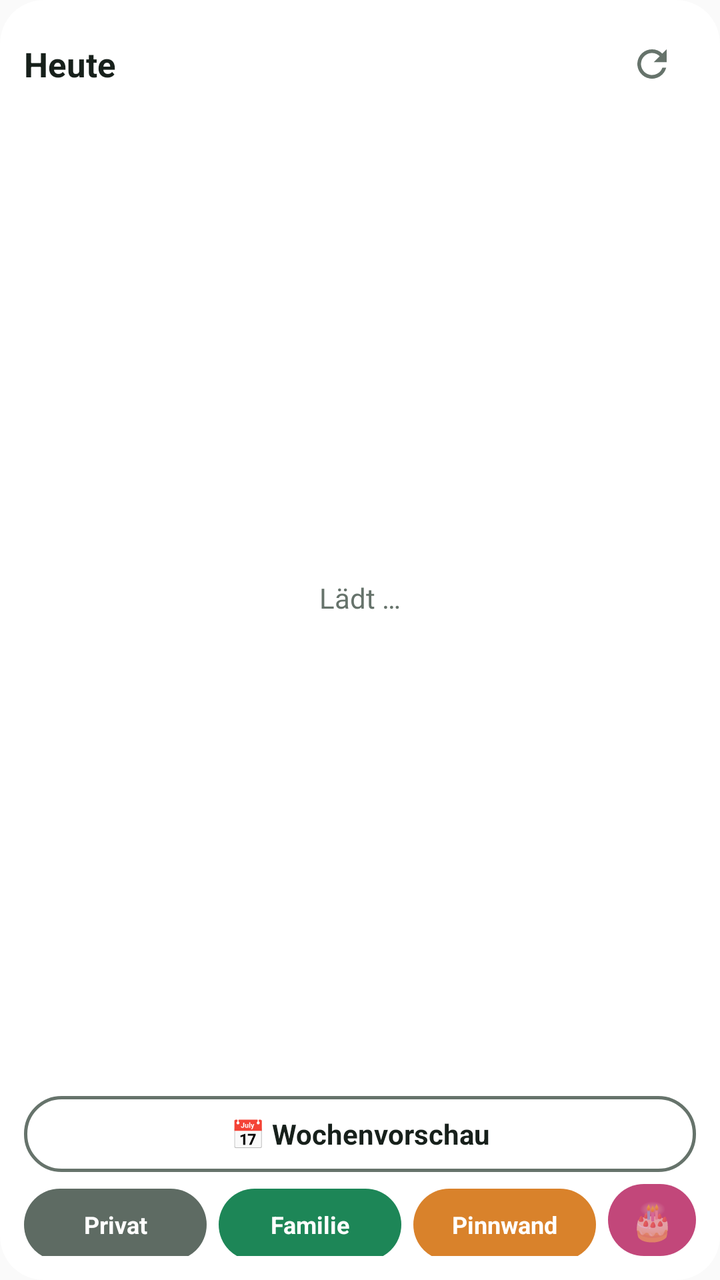
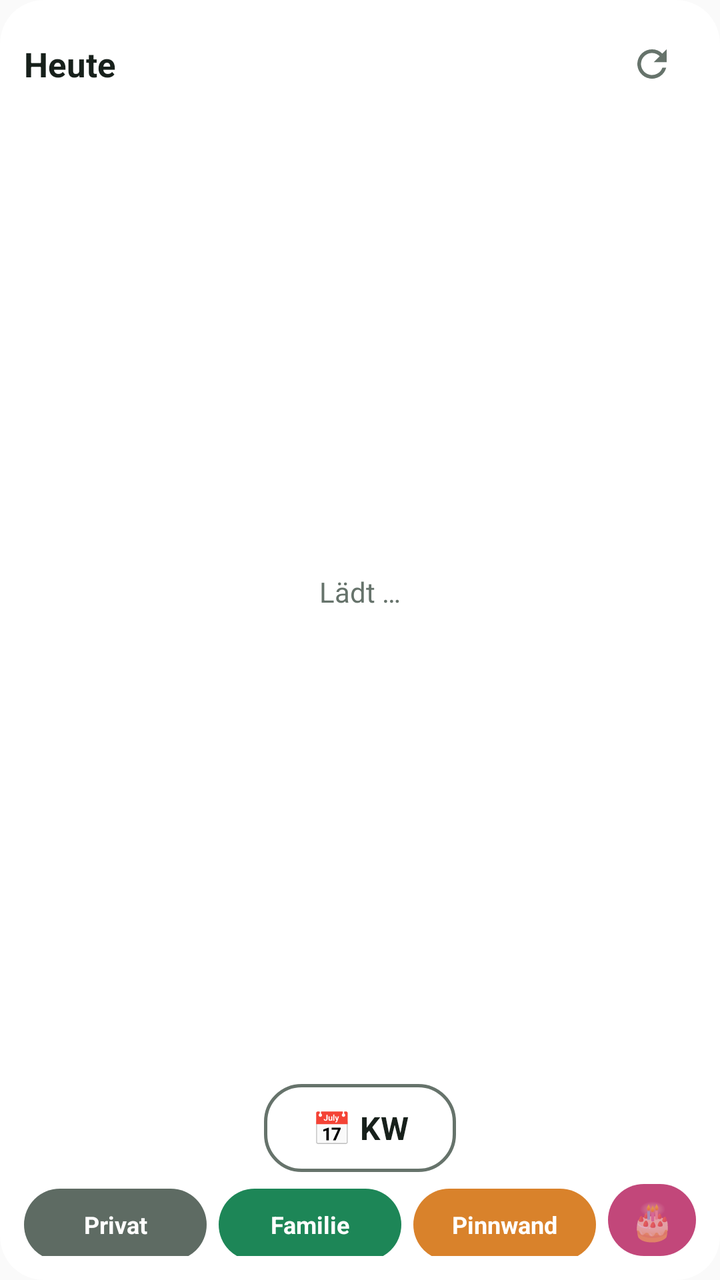

An Android layout rendered at two revisions. The XML below is the earlier revision; the diff shows what the commit changed to produce the second picture.
<!-- AndroidManifest.xml: application theme AppTheme -->
<!-- res/layout/widget.xml -->
<?xml version="1.0" encoding="utf-8"?>
<LinearLayout xmlns:android="http://schemas.android.com/apk/res/android"
    android:id="@+id/root"
    android:layout_width="match_parent"
    android:layout_height="match_parent"
    android:orientation="vertical"
    android:background="@drawable/bg"
    android:padding="12dp">

    <LinearLayout
        android:id="@+id/head"
        android:layout_width="match_parent"
        android:layout_height="wrap_content"
        android:gravity="center_vertical"
        android:orientation="horizontal">

        <TextView
            android:layout_width="wrap_content"
            android:layout_height="wrap_content"
            android:text="Heute"
            android:textColor="@color/fg"
            android:textSize="17sp"
            android:textStyle="bold" />

        <TextView
            android:id="@+id/date"
            android:layout_width="0dp"
            android:layout_height="wrap_content"
            android:layout_weight="1"
            android:paddingStart="8dp"
            android:textColor="@color/muted"
            android:textSize="14sp" />

        <LinearLayout
            android:id="@+id/bdnav"
            android:layout_width="wrap_content"
            android:layout_height="wrap_content"
            android:gravity="center_vertical"
            android:orientation="horizontal"
            android:visibility="gone">

            <TextView
                android:id="@+id/bdprev"
                android:layout_width="36dp"
                android:layout_height="36dp"
                android:gravity="center"
                android:text="‹"
                android:textColor="@color/fg"
                android:textSize="24sp"
                android:textStyle="bold" />

            <TextView
                android:id="@+id/bdpage"
                android:layout_width="wrap_content"
                android:layout_height="wrap_content"
                android:textColor="@color/fg"
                android:textSize="13sp" />

            <TextView
                android:id="@+id/bdnext"
                android:layout_width="36dp"
                android:layout_height="36dp"
                android:gravity="center"
                android:text="›"
                android:textColor="@color/fg"
                android:textSize="24sp"
                android:textStyle="bold" />
        </LinearLayout>

        <TextView
            android:id="@+id/stamp"
            android:layout_width="wrap_content"
            android:layout_height="wrap_content"
            android:textColor="@color/muted"
            android:textSize="11sp" />

        <ImageButton
            android:id="@+id/refresh"
            android:layout_width="44dp"
            android:layout_height="40dp"
            android:background="@android:color/transparent"
            android:contentDescription="Aktualisieren"
            android:src="@drawable/ic_refresh" />
    </LinearLayout>

    <FrameLayout
        android:layout_width="match_parent"
        android:layout_height="0dp"
        android:layout_weight="1"
        android:layout_marginTop="4dp">

        <ListView
            android:id="@+id/list"
            android:layout_width="match_parent"
            android:layout_height="match_parent"
            android:divider="@null"
            android:dividerHeight="0dp" />

        <TextView
            android:id="@+id/empty"
            android:layout_width="match_parent"
            android:layout_height="match_parent"
            android:gravity="center"
            android:text="Lädt …"
            android:textColor="@color/muted"
            android:textSize="14sp" />
    </FrameLayout>

    
    <LinearLayout
        android:id="@+id/weekbar"
        android:layout_width="match_parent"
        android:layout_height="38dp"
        android:layout_marginTop="6dp"
        android:background="@drawable/bar_off"
        android:gravity="center_vertical"
        android:orientation="horizontal">

        <TextView
            android:id="@+id/weekprev"
            android:layout_width="44dp"
            android:layout_height="match_parent"
            android:gravity="center"
            android:text="‹"
            android:textColor="@color/fg"
            android:textSize="28sp"
            android:textStyle="bold"
            android:includeFontPadding="false"
            android:visibility="invisible" />

        <TextView
            android:id="@+id/weeklabel"
            android:layout_width="0dp"
            android:layout_height="match_parent"
            android:layout_weight="1"
            android:gravity="center"
            android:maxLines="1"
            android:text="📅 Wochenvorschau"
            android:textColor="@color/fg"
            android:textSize="14sp"
            android:textStyle="bold" />

        <TextView
            android:id="@+id/weeknext"
            android:layout_width="44dp"
            android:layout_height="match_parent"
            android:gravity="center"
            android:text="›"
            android:textColor="@color/fg"
            android:textSize="28sp"
            android:textStyle="bold"
            android:includeFontPadding="false"
            android:visibility="invisible" />
    </LinearLayout>

    
    <LinearLayout
        android:id="@+id/quick"
        android:layout_width="match_parent"
        android:layout_height="wrap_content"
        android:layout_marginTop="6dp"
        android:orientation="horizontal">

        <TextView
            android:id="@+id/q_private"
            android:layout_width="0dp"
            android:layout_height="36dp"
            android:layout_weight="1"
            android:layout_marginStart="0dp"
            android:background="@drawable/btn_private"
            android:gravity="center"
            android:text="Privat"
            android:maxLines="1"
            android:textColor="#FFFFFF"
            android:textSize="12sp"
            android:textStyle="bold" />

        <TextView
            android:id="@+id/q_family"
            android:layout_width="0dp"
            android:layout_height="36dp"
            android:layout_weight="1"
            android:layout_marginStart="6dp"
            android:background="@drawable/btn_family"
            android:gravity="center"
            android:text="Familie"
            android:maxLines="1"
            android:textColor="#FFFFFF"
            android:textSize="12sp"
            android:textStyle="bold" />

        <TextView
            android:id="@+id/q_board"
            android:layout_width="0dp"
            android:layout_height="36dp"
            android:layout_weight="1"
            android:layout_marginStart="6dp"
            android:background="@drawable/btn_board"
            android:gravity="center"
            android:text="Pinnwand"
            android:maxLines="1"
            android:textColor="#FFFFFF"
            android:textSize="12sp"
            android:textStyle="bold" />

        <TextView
            android:id="@+id/q_bdays"
            android:layout_width="44dp"
            android:layout_height="36dp"
            android:layout_marginStart="6dp"
            android:background="@drawable/btn_bdays"
            android:contentDescription="Geburtstage"
            android:gravity="center"
            android:text="🎂"
            android:textSize="18sp" />
    </LinearLayout>
</LinearLayout>
<!-- resources referenced by this layout -->
<resources>
  <color name="fg">#17201B</color>
  <color name="muted">#66736B</color>
  <!-- drawable bar_off (drawable) -->
  <?xml version="1.0" encoding="utf-8"?>
  <shape xmlns:android="http://schemas.android.com/apk/res/android" android:shape="rectangle">
      <solid android:color="#00000000" />
      <stroke android:width="1.5dp" android:color="@color/muted" />
      <corners android:radius="18dp" />
  </shape>
  <!-- drawable bg (drawable) -->
  <?xml version="1.0" encoding="utf-8"?>
  <shape xmlns:android="http://schemas.android.com/apk/res/android" android:shape="rectangle">
      <solid android:color="@color/bg" />
      <corners android:radius="22dp" />
  </shape>
  <!-- drawable btn_bdays (drawable) -->
  <?xml version="1.0" encoding="utf-8"?>
  <shape xmlns:android="http://schemas.android.com/apk/res/android" android:shape="rectangle">
      <solid android:color="#C2477A" />
      <corners android:radius="18dp" />
  </shape>
  <!-- drawable btn_board (drawable) -->
  <?xml version="1.0" encoding="utf-8"?>
  <shape xmlns:android="http://schemas.android.com/apk/res/android" android:shape="rectangle">
      <solid android:color="#D9822B" />
      <corners android:radius="18dp" />
  </shape>
  <!-- drawable btn_family (drawable) -->
  <?xml version="1.0" encoding="utf-8"?>
  <shape xmlns:android="http://schemas.android.com/apk/res/android" android:shape="rectangle">
      <solid android:color="#1D8657" />
      <corners android:radius="18dp" />
  </shape>
  <!-- drawable btn_private (drawable) -->
  <?xml version="1.0" encoding="utf-8"?>
  <shape xmlns:android="http://schemas.android.com/apk/res/android" android:shape="rectangle">
      <solid android:color="#5E6B63" />
      <corners android:radius="18dp" />
  </shape>
  <!-- drawable ic_refresh (drawable) -->
  <vector xmlns:android="http://schemas.android.com/apk/res/android"
      android:width="22dp" android:height="22dp" android:viewportWidth="24" android:viewportHeight="24">
      <path android:fillColor="@color/muted"
          android:pathData="M17.65,6.35A7.96,7.96 0,0 0,12 4a8,8 0,1 0,7.75 10h-2.08A6,6 0,1 1,12 6c1.66,0 3.14,0.69 4.22,1.78L13,11h7V4l-2.35,2.35z" />
  </vector>
  <style name="AppTheme" parent="android:Theme.Material.Light.NoActionBar">
          <item name="android:colorAccent">@color/accent</item>
      </style>
  <color name="bg">#F2FFFFFF</color>
  <color name="accent">#1D8657</color>
</resources>

<!-- the commit's change to res/layout/widget.xml (unified diff, before → after) -->
@@ -110,46 +110,47 @@
     <LinearLayout
         android:id="@+id/weekbar"
         android:layout_width="match_parent"
-        android:layout_height="38dp"
+        android:layout_height="wrap_content"
         android:layout_marginTop="6dp"
-        android:background="@drawable/bar_off"
-        android:gravity="center_vertical"
+        android:gravity="center"
         android:orientation="horizontal">
 
         <TextView
             android:id="@+id/weekprev"
-            android:layout_width="44dp"
-            android:layout_height="match_parent"
-            android:gravity="center"
-            android:text="‹"
+            android:layout_width="56dp"
+            android:layout_height="44dp"
+            android:background="@drawable/btn_arrow"
+            android:gravity="center"
+            android:includeFontPadding="false"
+            android:text="◀"
+            android:textColor="#FFFFFF"
+            android:textSize="20sp"
+            android:visibility="invisible" />
+
+        <TextView
+            android:id="@+id/weeklabel"
+            android:layout_width="96dp"
+            android:layout_height="44dp"
+            android:layout_marginStart="18dp"
+            android:layout_marginEnd="18dp"
+            android:background="@drawable/bar_off"
+            android:gravity="center"
+            android:maxLines="1"
+            android:text="📅 KW"
             android:textColor="@color/fg"
-            android:textSize="28sp"
-            android:textStyle="bold"
+            android:textSize="16sp"
+            android:textStyle="bold" />
+
+        <TextView
+            android:id="@+id/weeknext"
+            android:layout_width="56dp"
+            android:layout_height="44dp"
+            android:background="@drawable/btn_arrow"
+            android:gravity="center"
             android:includeFontPadding="false"
-            android:visibility="invisible" />
-
-        <TextView
-            android:id="@+id/weeklabel"
-            android:layout_width="0dp"
-            android:layout_height="match_parent"
-            android:layout_weight="1"
-            android:gravity="center"
-            android:maxLines="1"
-            android:text="📅 Wochenvorschau"
-            android:textColor="@color/fg"
-            android:textSize="14sp"
-            android:textStyle="bold" />
-
-        <TextView
-            android:id="@+id/weeknext"
-            android:layout_width="44dp"
-            android:layout_height="match_parent"
-            android:gravity="center"
-            android:text="›"
-            android:textColor="@color/fg"
-            android:textSize="28sp"
-            android:textStyle="bold"
-            android:includeFontPadding="false"
+            android:text="▶"
+            android:textColor="#FFFFFF"
+            android:textSize="20sp"
             android:visibility="invisible" />
     </LinearLayout>
 
<!-- resource entries referenced after the edit -->
@@ -13,6 +13,12 @@
   <?xml version="1.0" encoding="utf-8"?>
   <shape xmlns:android="http://schemas.android.com/apk/res/android" android:shape="rectangle">
       <solid android:color="@color/bg" />
+      <corners android:radius="22dp" />
+  </shape>
+  <!-- drawable btn_arrow (drawable) -->
+  <?xml version="1.0" encoding="utf-8"?>
+  <shape xmlns:android="http://schemas.android.com/apk/res/android" android:shape="rectangle">
+      <solid android:color="#1D8657" />
       <corners android:radius="22dp" />
   </shape>
   <!-- drawable btn_bdays (drawable) -->
